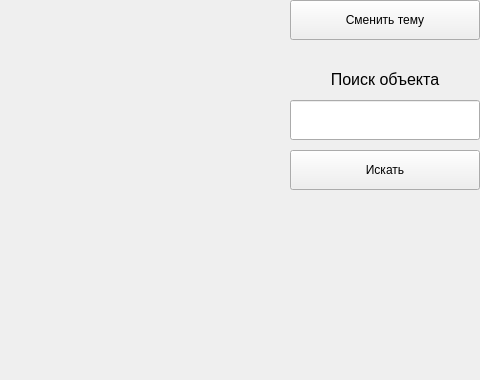
This is QtUI/ui/MainWindow.ui in MrToxic-png/yamaps as Qt 5 draws it before an edit; both pictures show x 320 to 800 and y 0 to 380 of the 800 by 500 pixel window. The edited form follows.
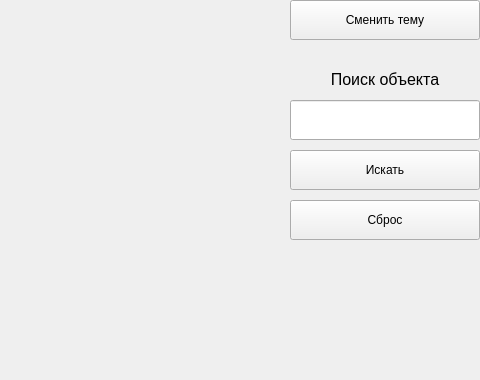
This is the edited form.

What changed in the file:
```diff
--- a/QtUI/ui/MainWindow.ui
+++ b/QtUI/ui/MainWindow.ui
@@ -76,6 +76,19 @@
      <string>Искать</string>
     </property>
    </widget>
+   <widget class="QPushButton" name="clearObjectButton">
+    <property name="geometry">
+     <rect>
+      <x>610</x>
+      <y>200</y>
+      <width>190</width>
+      <height>40</height>
+     </rect>
+    </property>
+    <property name="text">
+     <string>Сброс</string>
+    </property>
+   </widget>
   </widget>
   <widget class="QMenuBar" name="menubar">
    <property name="geometry">
```
